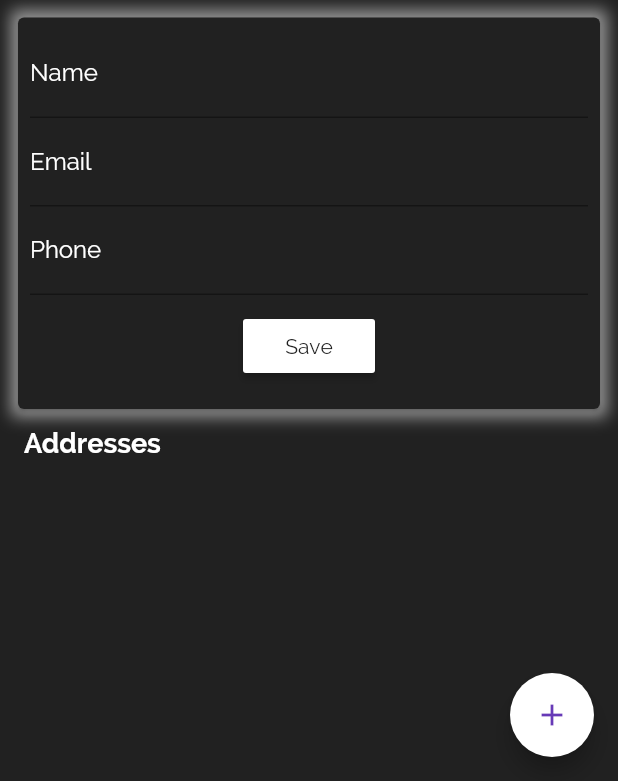
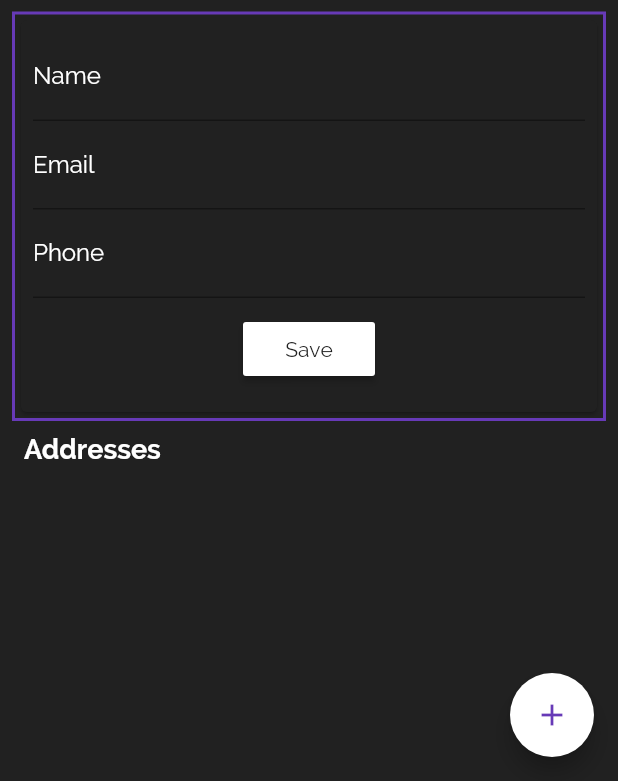
Before and after one commit to martinhevesi/webshop, a Flutter app: the ProfilePage screen opened directly, on a phone screen of 412 x 824 dp, the part 455-1236 px from its top. Run offline on Flutter 3.47's test engine with Material 2 defaults, Android fonts, the phone set to English and light mode, and no system bars; our stand-ins replace camera, contacts_service, dotted_border, google_maps_flutter, permission_handler, sqflite; accounts and stored records are empty.

Commit message:
Update profile_form.dart

```diff
--- a/lib/screens/profile/profile_form.dart
+++ b/lib/screens/profile/profile_form.dart
@@ -63,16 +63,12 @@ class _ProfileFormState extends State<ProfileForm> {
               ),
             ),
             Container(
-              decoration: BoxDecoration(
-                  shape: BoxShape.rectangle,
-                  boxShadow: [
-                    BoxShadow(
-                      color: Colors.white54,
-                      blurRadius: 8.0,
-                      spreadRadius: 1.0,
-                    ),
-                  ]
-              ),
+                decoration: BoxDecoration(
+                  border: Border.all(
+                    color: Colors.deepPurple,
+                    width: 2,
+                  ),
+                ),
               child: Card(
                 color: Colors.grey[900],
                 child: Padding(
```
